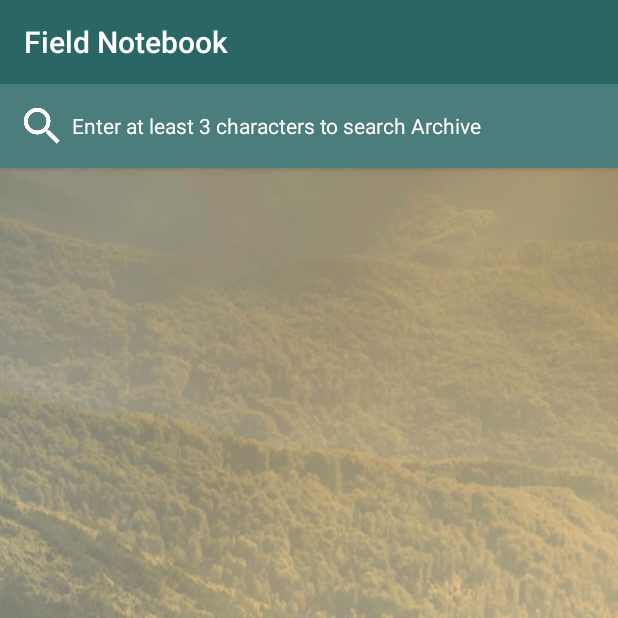
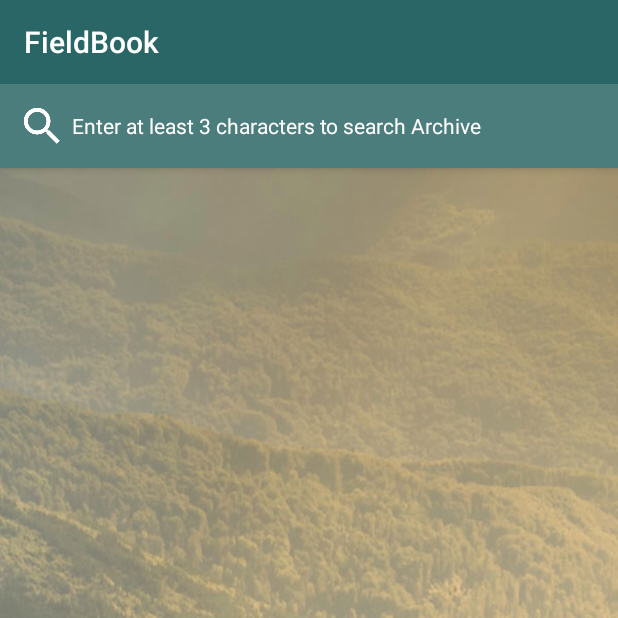
Before and after one commit to toidiu/fieldbook, an Android app: the ArchiveFileListActivity screen opened directly, with no data from a screen before it, on a phone screen of 412 x 824 dp, the top half of it. Run offline under Robolectric (Android 15) with nearby library versions, the phone set to English and light mode, and no system bars; our stand-ins replace ButterKnife, Picasso; libraries missing offline, so code that uses them is left out: com.crashlytics.android, com.edisonwang.ps, com.google.api.client, io.fabric.sdk; pictures from the network do not load; 3 statements that could not run were skipped.

```diff
--- a/app/build.gradle
+++ b/app/build.gradle
@@ -25,8 +25,8 @@ android {
         applicationId "toidiu.com.fieldnotebook"
         minSdkVersion 21
         targetSdkVersion 23
-        versionCode 241
-        versionName "2.41"
+        versionCode 300
+        versionName "3.00"
         multiDexEnabled true
     }
 
--- a/app/src/main/java/toidiu/com/fieldnotebook/ui/ProjDetailActivity.java
+++ b/app/src/main/java/toidiu/com/fieldnotebook/ui/ProjDetailActivity.java
@@ -500,7 +500,10 @@ public class ProjDetailActivity extends BaseActivity implements FileClickInterfa
         profileImg.setOnClickListener(new View.OnClickListener() {
             @Override
             public void onClick(View v) {
-                if (fileObj.claimUser.equals(prefs.getUser())) {
+                if(fileObj.claimUser == null){
+                    Snackbar.make(progress, "Unclaimed project", Snackbar.LENGTH_SHORT).show();
+                }
+                else if (fileObj.claimUser.equals(prefs.getUser())) {
                     File externalFile = UtilImage.getTempFile(ProjDetailActivity.this);
                     choosePicture(REQ_CODE_USER_IMG, externalFile);
                 }
--- a/app/src/main/res/values/strings.xml
+++ b/app/src/main/res/values/strings.xml
@@ -1,5 +1,5 @@
 <resources>
-    <string name="app_name">Field Notebook</string>
+    <string name="app_name">FieldBook</string>
     <string name="search_proj_hint">Enter at least 3 characters</string>
     <string name="search_archive_hint">Enter at least 3 characters to search Archive</string>
     <string name="menu_paste">Paste</string>
```
Also changed, not shown: app/src/main/java/toidiu/com/fieldnotebook/ui/MainActivity.java (+13 -14 lines), 2 other files.
